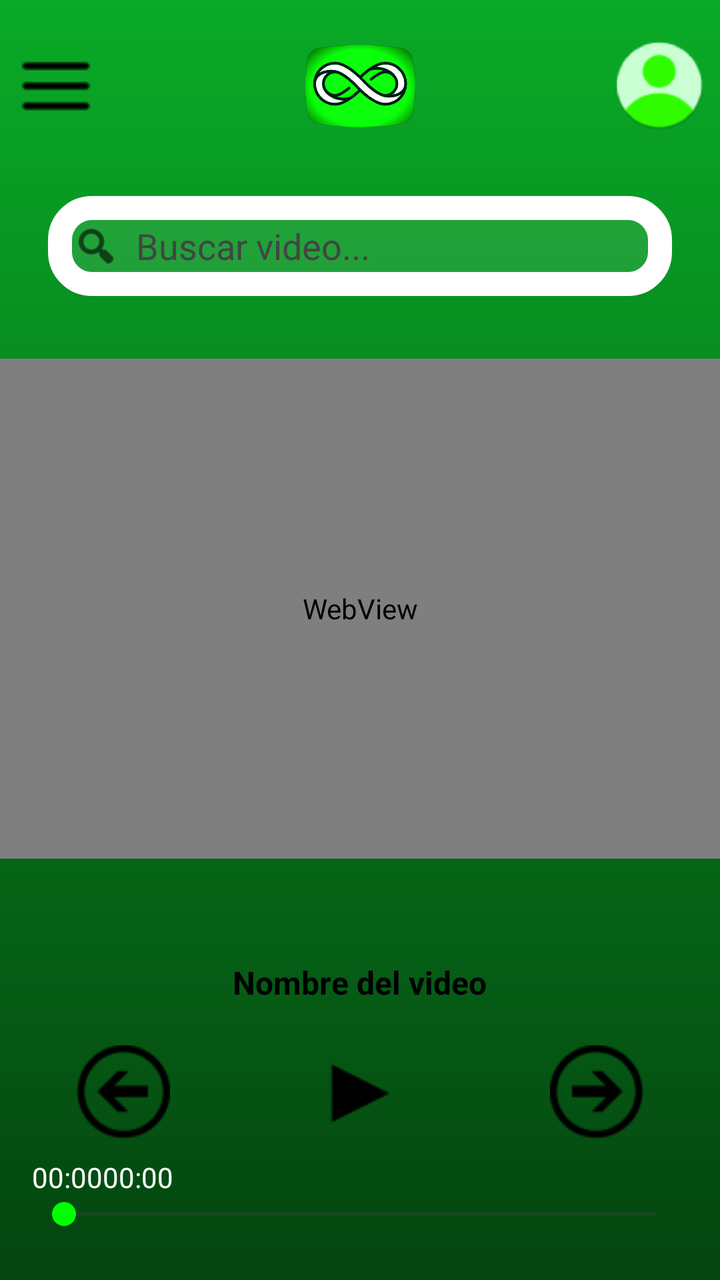
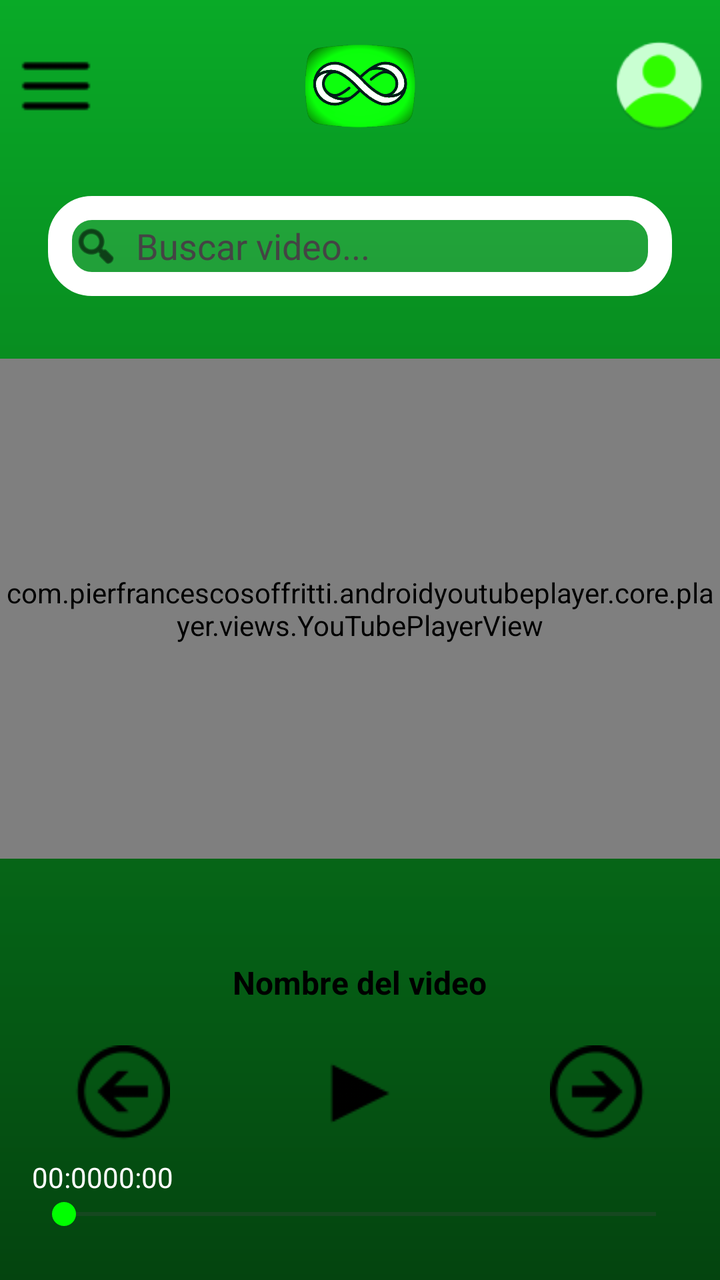

Screens rendered from an Android XML layout before and after an edit, with the pre-edit source and the edit as a unified diff.
<!-- AndroidManifest.xml: application theme Theme.LoopTube -->
<!-- res/layout/activity_main.xml -->
<?xml version="1.0" encoding="utf-8"?>
<androidx.constraintlayout.widget.ConstraintLayout
    xmlns:android="http://schemas.android.com/apk/res/android"
    xmlns:app="http://schemas.android.com/apk/res-auto"
    xmlns:tools="http://schemas.android.com/tools"
    android:layout_width="match_parent"
    android:layout_height="match_parent"
    android:background="@drawable/gradiente_verde"
    tools:context=".MainActivity">

    
    <androidx.constraintlayout.widget.ConstraintLayout
        android:id="@+id/header"
        android:layout_width="match_parent"
        android:layout_height="wrap_content"
        android:padding="8dp"
        app:layout_constraintTop_toTopOf="parent">

        <ImageButton
            android:id="@+id/btnMenu"
            android:layout_width="40dp"
            android:layout_height="40dp"
            android:src="@drawable/ic_menu"
            android:background="@null"
            android:contentDescription="Menú"
            app:tint="#000000"
            app:layout_constraintStart_toStartOf="parent"
            app:layout_constraintTop_toTopOf="parent"
            app:layout_constraintBottom_toBottomOf="parent" />

        <ImageView
            android:id="@+id/logoApp"
            android:layout_width="70dp"
            android:layout_height="70dp"
            android:src="@drawable/looptubeicon"
            android:contentDescription="Logo LoopTube"
            app:layout_constraintTop_toTopOf="parent"
            app:layout_constraintBottom_toBottomOf="parent"
            app:layout_constraintStart_toStartOf="parent"
            app:layout_constraintEnd_toEndOf="parent" />

        <ImageButton
            android:id="@+id/btnPerfil"
            android:layout_width="45dp"
            android:layout_height="45dp"
            android:background="@drawable/circle_background"
            android:contentDescription="Perfil"
            android:scaleType="centerInside"
            android:padding="8dp"
            app:tint="@android:color/white"
            app:layout_constraintEnd_toEndOf="parent"
            app:layout_constraintTop_toTopOf="parent"
            app:layout_constraintBottom_toBottomOf="parent" />
    </androidx.constraintlayout.widget.ConstraintLayout>

    <LinearLayout
        android:id="@+id/searchContainer"
        android:layout_width="0dp"
        android:layout_height="50dp"
        android:layout_marginTop="12dp"
        android:orientation="horizontal"
        android:background="@drawable/fondo_formulario"
        android:paddingHorizontal="12dp"
        android:gravity="center_vertical"
        app:layout_constraintTop_toBottomOf="@id/header"
        app:layout_constraintStart_toStartOf="parent"
        app:layout_constraintEnd_toEndOf="parent"
        android:layout_marginHorizontal="24dp">

        <ImageView
            android:layout_width="24dp"
            android:layout_height="24dp"
            android:src="@android:drawable/ic_menu_search"
            android:tint="#000000"
            android:layout_marginEnd="8dp"/>

        <EditText
            android:id="@+id/etBuscar"
            android:layout_width="0dp"
            android:layout_height="wrap_content"
            android:layout_weight="1"
            android:hint="Buscar video..."
            android:textColor="#000000"
            android:background="@null"
            android:inputType="text"
            android:textColorHint="#444444"/>
    </LinearLayout>

    
    <WebView
        android:id="@+id/youtubePlayer"
        android:layout_width="match_parent"
        android:layout_height="250dp"
        app:layout_constraintTop_toBottomOf="@id/searchContainer"
        app:layout_constraintStart_toStartOf="parent"
        app:layout_constraintEnd_toEndOf="parent"
        app:layout_constraintBottom_toTopOf="@id/contenedorReproductor"/>

    <LinearLayout
        android:id="@+id/contenedorReproductor"
        android:layout_width="0dp"
        android:layout_height="wrap_content"
        android:orientation="vertical"
        android:gravity="center_horizontal"
        android:padding="16dp"
        app:layout_constraintBottom_toBottomOf="parent"
        app:layout_constraintStart_toStartOf="parent"
        app:layout_constraintEnd_toEndOf="parent">

        <TextView
            android:id="@+id/tvTitulo"
            android:layout_width="wrap_content"
            android:layout_height="wrap_content"
            android:text="Nombre del video"
            android:textColor="#000000"
            android:textSize="16sp"
            android:textStyle="bold"
            android:layout_marginTop="4dp"/>

        <androidx.constraintlayout.widget.ConstraintLayout
            android:id="@+id/contenedorControles"
            android:layout_width="match_parent"
            android:layout_height="wrap_content"
            android:paddingHorizontal="20dp"
            android:layout_marginTop="12dp">

            <ImageButton
                android:id="@+id/btnPrev"
                android:layout_width="50dp"
                android:layout_height="50dp"
                android:src="@drawable/ic_prev"
                android:background="@null"
                app:tint="#000000"
                app:layout_constraintStart_toStartOf="parent"
                app:layout_constraintTop_toTopOf="parent"
                app:layout_constraintBottom_toBottomOf="parent" />

            <ImageButton
                android:id="@+id/btnPlay"
                android:layout_width="65dp"
                android:layout_height="65dp"
                android:src="@drawable/ic_play"
                android:background="@null"
                app:tint="#000000"
                app:layout_constraintStart_toStartOf="parent"
                app:layout_constraintEnd_toEndOf="parent"
                app:layout_constraintTop_toTopOf="parent"
                app:layout_constraintBottom_toBottomOf="parent" />

            <ImageButton
                android:id="@+id/btnNext"
                android:layout_width="50dp"
                android:layout_height="50dp"
                android:src="@drawable/ic_next"
                android:background="@null"
                app:tint="#000000"
                app:layout_constraintEnd_toEndOf="parent"
                app:layout_constraintTop_toTopOf="parent"
                app:layout_constraintBottom_toBottomOf="parent" />

        </androidx.constraintlayout.widget.ConstraintLayout>

        
        <LinearLayout
            android:layout_width="match_parent"
            android:layout_height="wrap_content"
            android:orientation="vertical"
            android:gravity="center"
            android:layout_marginBottom="8dp">

            <LinearLayout
                android:layout_width="match_parent"
                android:layout_height="wrap_content"
                android:orientation="horizontal"
                android:gravity="space_between|center_vertical">

                <TextView
                    android:id="@+id/tvTiempoInicio"
                    android:layout_width="wrap_content"
                    android:layout_height="wrap_content"
                    android:text="00:00"
                    android:textColor="#FFFFFF"/>

                <TextView
                    android:id="@+id/tvTiempoFin"
                    android:layout_width="wrap_content"
                    android:layout_height="wrap_content"
                    android:text="00:00"
                    android:textColor="#FFFFFF"/>
            </LinearLayout>

            <SeekBar
                android:id="@+id/seekBar"
                android:layout_width="match_parent"
                android:layout_height="wrap_content"
                android:progressTint="#00FF00"
                android:thumbTint="#00FF00"/>
        </LinearLayout>
    </LinearLayout>

</androidx.constraintlayout.widget.ConstraintLayout>
<!-- resources referenced by this layout -->
<resources>
  <!-- drawable circle_background: png bitmap (drawable, 2626 bytes) -->
  <!-- drawable fondo_formulario (drawable) -->
  <?xml version="1.0" encoding="utf-8"?>
  <shape xmlns:android="http://schemas.android.com/apk/res/android">
      <solid android:color="#1AFFFFFF" />
  
      <stroke
          android:width="12dp"
          android:color="#FFFFFF" />
  
      <corners android:radius="16dp" />
  </shape>
  <!-- drawable gradiente_verde (drawable) -->
  <?xml version="1.0" encoding="utf-8"?>
  <shape xmlns:android="http://schemas.android.com/apk/res/android">
      <gradient
          android:startColor="#09AA27"
          android:endColor="#04440F"
          android:angle="270"/>
  </shape>
  <!-- drawable ic_menu: png bitmap (drawable, 234 bytes) -->
  <!-- drawable ic_next: png bitmap (drawable, 2282 bytes) -->
  <!-- drawable ic_play: png bitmap (drawable, 263 bytes) -->
  <!-- drawable ic_prev: png bitmap (drawable, 1328 bytes) -->
  <!-- drawable looptubeicon: png bitmap (drawable, 60182 bytes) -->
  <style name="Theme.LoopTube" parent="Base.Theme.LoopTube" />
  <style name="Base.Theme.LoopTube" parent="Theme.Material3.DayNight.NoActionBar">
          
          
      </style>
</resources>

<!-- the commit's change to res/layout/activity_main.xml (unified diff, before → after) -->
@@ -87,7 +87,7 @@
     </LinearLayout>
 
     
-    <WebView
+    <com.pierfrancescosoffritti.androidyoutubeplayer.core.player.views.YouTubePlayerView
         android:id="@+id/youtubePlayer"
         android:layout_width="match_parent"
         android:layout_height="250dp"
